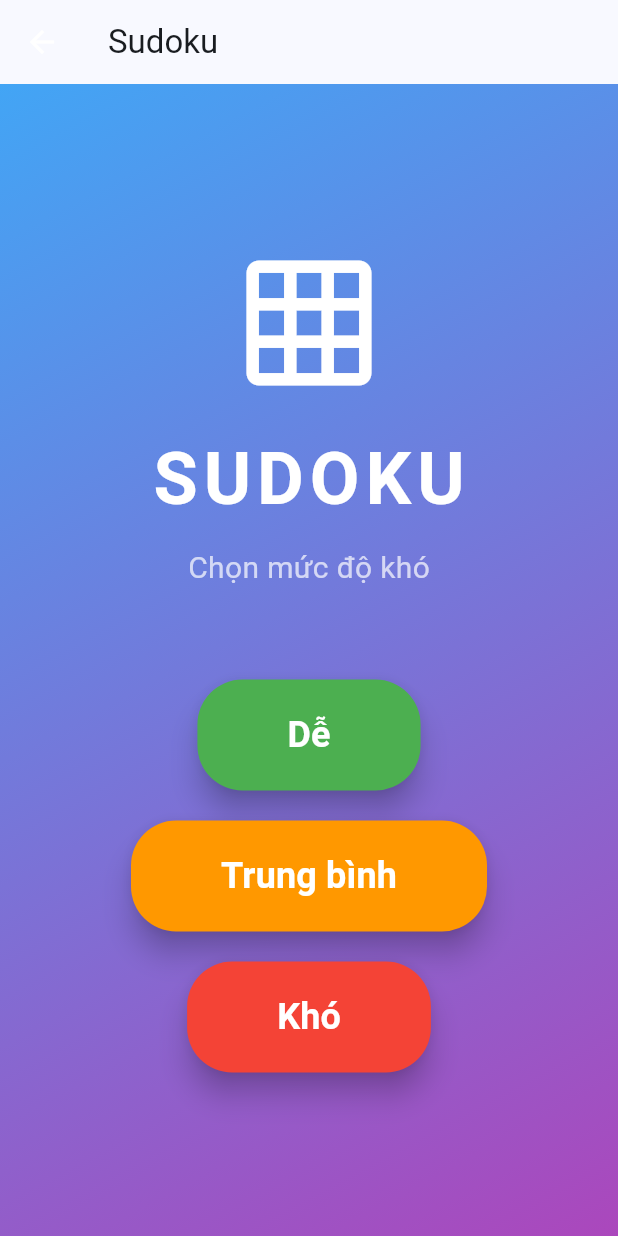
After one commit to quangnhan1910/game_android, a Flutter app: the screen it shows after launch, after a tap on "Sudoku", on a phone screen of 412 x 824 dp. The commit adds this screen. Run offline on Flutter 3.47's test engine with Material 3 defaults, Android fonts, the phone set to English and light mode, and no system bars; our stand-ins replace flutter_riverpod.

Commit message:
game sudoku

```diff
--- /dev/null
+++ b/lib/providers/difficulty_screen.dart
@@ -0,0 +1,120 @@
+import 'package:flutter/material.dart';
+import 'game_sudoku.dart';
+
+class DifficultySudoku extends StatelessWidget {
+  const DifficultySudoku({Key? key}) : super(key: key);
+
+  @override
+  Widget build(BuildContext context) {
+    return Scaffold(
+      appBar: AppBar(
+        title: const Text('Sudoku'),
+        backgroundColor: Colors.transparent,
+        elevation: 0,
+        leading: IconButton(
+          icon: const Icon(Icons.arrow_back, color: Colors.white),
+          onPressed: () => Navigator.pop(context),
+        ),
+      ),
+      body: Container(
+        decoration: BoxDecoration(
+          gradient: LinearGradient(
+            begin: Alignment.topLeft,
+            end: Alignment.bottomRight,
+            colors: [Colors.blue[400]!, Colors.purple[400]!],
+          ),
+        ),
+        child: SafeArea(
+          child: Center(
+            child: Column(
+              mainAxisAlignment: MainAxisAlignment.center,
+              children: [
+                const Icon(
+                  Icons.grid_on,
+                  size: 100,
+                  color: Colors.white,
+                ),
+                const SizedBox(height: 20),
+                const Text(
+                  'SUDOKU',
+                  style: TextStyle(
+                    fontSize: 48,
+                    fontWeight: FontWeight.bold,
+                    color: Colors.white,
+                    letterSpacing: 4,
+                  ),
+                ),
+                const SizedBox(height: 10),
+                const Text(
+                  'Chọn mức độ khó',
+                  style: TextStyle(
+                    fontSize: 20,
+                    color: Colors.white70,
+                  ),
+                ),
+                const SizedBox(height: 60),
+                _buildDifficultyButton(
+                  context,
+                  'Dễ',
+                  Colors.green,
+                  30,
+                ),
+                const SizedBox(height: 20),
+                _buildDifficultyButton(
+                  context,
+                  'Trung bình',
+                  Colors.orange,
+                  40,
+                ),
+                const SizedBox(height: 20),
+                _buildDifficultyButton(
+                  context,
+                  'Khó',
+                  Colors.red,
+                  50,
+                ),
+              ],
+            ),
+          ),
+        ),
+      ),
+    );
+  }
+
+  Widget _buildDifficultyButton(
+      BuildContext context,
+      String label,
+      Color color,
+      int emptyCells,
+      ) {
+    return ElevatedButton(
+      onPressed: () {
+        Navigator.push(
+          context,
+          MaterialPageRoute(
+            builder: (context) => GameSudoku(
+              difficulty: label,
+              emptyCells: emptyCells,
+            ),
+          ),
+        );
+      },
+      style: ElevatedButton.styleFrom(
+        backgroundColor: color,
+        padding: const EdgeInsets.symmetric(horizontal: 60, vertical: 20),
+        shape: RoundedRectangleBorder(
+          borderRadius: BorderRadius.circular(30),
+        ),
+        elevation: 8,
+      ),
+      child: Text(
+        label,
+        style: const TextStyle(
+          fontSize: 24,
+          fontWeight: FontWeight.bold,
+          color: Colors.white,
+        ),
+      ),
+    );
+  }
+}
--- a/lib/routes.dart
+++ b/lib/routes.dart
@@ -5,6 +5,7 @@ import 'screens/pick_colors_screen.dart';
 import 'screens/solve_screen.dart';
 import 'screens/tetris_screen.dart';
 import 'screens/game_caro.dart';
+import 'providers/difficulty_screen.dart';
 
 class AppRoutes {
   static const home = '/';
@@ -14,6 +15,7 @@ class AppRoutes {
   static const solve = '/solve';
   static const tetris = '/tetris';
   static const caro = '/caro';
+  static const sudoku = '/sudoku';
 
   static Map<String, WidgetBuilder> routes = {
     home: (context) => const MainMenuScreen(),
@@ -23,5 +25,6 @@ class AppRoutes {
     solve: (context) => const SolveScreen(),
     tetris: (context) => const TetrisScreen(),
     caro: (context) => const ManHinhGameCaro(),
+    sudoku: (context) => const DifficultySudoku(),
   };
 }
--- a/lib/screens/main_menu_screen.dart
+++ b/lib/screens/main_menu_screen.dart
@@ -34,7 +34,7 @@ class MainMenuScreen extends StatelessWidget {
                     color: Colors.deepPurple,
                   ),
                 ),
-                const SizedBox(height: 50),
+                const SizedBox(height: 30),
 
                 // Rubik Game Button
                 Card(
@@ -48,7 +48,7 @@ class MainMenuScreen extends StatelessWidget {
                     borderRadius: BorderRadius.circular(15),
                     child: Container(
                       width: double.infinity,
-                      padding: const EdgeInsets.all(30),
+                      padding: const EdgeInsets.all(20),
                       decoration: BoxDecoration(
                         borderRadius: BorderRadius.circular(15),
                         gradient: LinearGradient(
@@ -57,12 +57,12 @@ class MainMenuScreen extends StatelessWidget {
                       ),
                       child: Column(
                         children: [
-                          Icon(Icons.extension, size: 60, color: Colors.white),
+                          Icon(Icons.extension, size: 40, color: Colors.white),
                           const SizedBox(height: 15),
                           const Text(
                             'Rubik 3×3',
                             style: TextStyle(
-                              fontSize: 24,
+                              fontSize: 20,
                               fontWeight: FontWeight.bold,
                               color: Colors.white,
                             ),
@@ -81,7 +81,7 @@ class MainMenuScreen extends StatelessWidget {
                   ),
                 ),
 
-                const SizedBox(height: 30),
+                const SizedBox(height: 20),
 
                 // Tetris Game Button
                 Card(
@@ -94,7 +94,7 @@ class MainMenuScreen extends StatelessWidget {
                     borderRadius: BorderRadius.circular(15),
                     child: Container(
                       width: double.infinity,
-                      padding: const EdgeInsets.all(30),
+                      padding: const EdgeInsets.all(20),
                       decoration: BoxDecoration(
                         borderRadius: BorderRadius.circular(15),
                         gradient: LinearGradient(
@@ -103,12 +103,12 @@ class MainMenuScreen extends StatelessWidget {
                       ),
                       child: Column(
                         children: [
-                          Icon(Icons.grid_4x4, size: 60, color: Colors.white),
+                          Icon(Icons.grid_4x4, size: 40, color: Colors.white),
                           const SizedBox(height: 15),
                           const Text(
                             'Tetris',
                             style: TextStyle(
-                              fontSize: 24,
+                              fontSize: 20,
                               fontWeight: FontWeight.bold,
                               color: Colors.white,
                             ),
@@ -127,7 +127,56 @@ class MainMenuScreen extends StatelessWidget {
                   ),
                 ),
 
-                const SizedBox(height: 30),
+                const SizedBox(height: 20),
+
+                // Sudoku Game Button
+                Card(
+                  elevation: 8,
+                  shape: RoundedRectangleBorder(
+                    borderRadius: BorderRadius.circular(15),
+                  ),
+                  child: InkWell(
+                    onTap: () => Navigator.pushNamed(context, AppRoutes.sudoku),
+                    borderRadius: BorderRadius.circular(15),
+                    child: Container(
+                      width: double.infinity,
+                      padding: const EdgeInsets.all(20),
+                      decoration: BoxDecoration(
+                        borderRadius: BorderRadius.circular(15),
+                        gradient: LinearGradient(
+                          colors: [
+                            Colors.indigo.shade300,
+                            Colors.teal.shade300,
+                          ],
+                        ),
+                      ),
+                      child: Column(
+                        children: [
+                          Icon(Icons.grid_3x3, size: 40, color: Colors.white),
+                          const SizedBox(height: 15),
+                          const Text(
+                            'Sudoku',
+                            style: TextStyle(
+                              fontSize: 20,
+                              fontWeight: FontWeight.bold,
+                              color: Colors.white,
+                            ),
+                          ),
+                          const SizedBox(height: 8),
+                          const Text(
+                            'Trò chơi số học',
+                            style: TextStyle(
+                              fontSize: 16,
+                              color: Colors.white70,
+                            ),
+                          ),
+                        ],
+                      ),
+                    ),
+                  ),
+                ),
+
+                const SizedBox(height: 20),
 
                 // Caro Game Button
                 Card(
@@ -140,7 +189,7 @@ class MainMenuScreen extends StatelessWidget {
                     borderRadius: BorderRadius.circular(15),
                     child: Container(
                       width: double.infinity,
-                      padding: const EdgeInsets.all(30),
+                      padding: const EdgeInsets.all(20),
                       decoration: BoxDecoration(
                         borderRadius: BorderRadius.circular(15),
                         gradient: LinearGradient(
@@ -152,12 +201,12 @@ class MainMenuScreen extends StatelessWidget {
                       ),
                       child: Column(
                         children: [
-                          Icon(Icons.grid_on, size: 60, color: Colors.white),
+                          Icon(Icons.grid_on, size: 40, color: Colors.white),
                           const SizedBox(height: 15),
                           const Text(
                             'Caro vs AI',
                             style: TextStyle(
-                              fontSize: 24,
+                              fontSize: 20,
                               fontWeight: FontWeight.bold,
                               color: Colors.white,
                             ),
```
Also changed, not shown: lib/models/sudoku_board.dart (added, +129 -0 lines), lib/providers/game_sudoku.dart (added, +214 -0 lines), lib/screens/action_buttons.dart (added, +61 -0 lines), lib/screens/number_pad.dart (added, +41 -0 lines), lib/screens/sudoku_grid.dart (added, +79 -0 lines).
